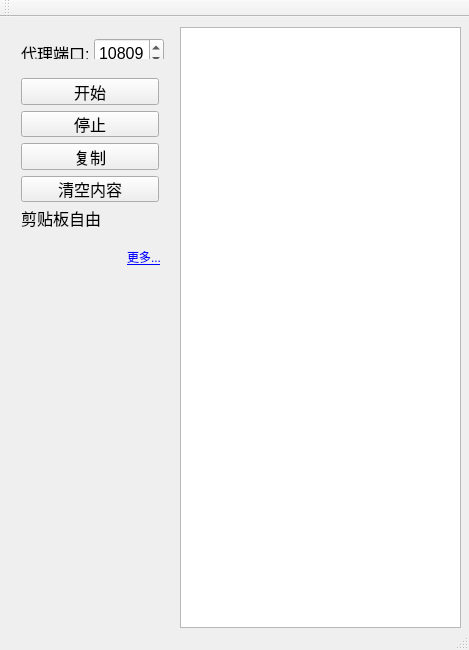
First picture: the form in getclipboard.ui, repository taylor-3524/getclipboardForY2B, before the edit.
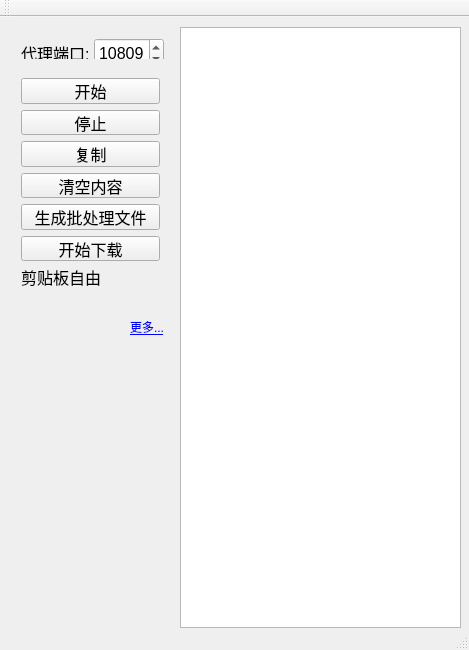
Second picture: the form after the edit.

Commit message: 增加了批处理下载

The edit to the form file:
```diff
--- a/getclipboard.ui
+++ b/getclipboard.ui
@@ -98,8 +98,8 @@
      <rect>
       <x>10</x>
       <y>50</y>
-      <width>160</width>
-      <height>172</height>
+      <width>161</width>
+      <height>231</height>
      </rect>
     </property>
     <layout class="QVBoxLayout" name="verticalLayout">
@@ -151,6 +151,30 @@
        </property>
       </widget>
      </item>
+     <item>
+      <widget class="QPushButton" name="batBtn">
+       <property name="font">
+        <font>
+         <pointsize>12</pointsize>
+        </font>
+       </property>
+       <property name="text">
+        <string>生成批处理文件</string>
+       </property>
+      </widget>
+     </item>
+     <item>
+      <widget class="QPushButton" name="downMVBtn">
+       <property name="font">
+        <font>
+         <pointsize>12</pointsize>
+        </font>
+       </property>
+       <property name="text">
+        <string>开始下载</string>
+       </property>
+      </widget>
+     </item>
      <item>
       <widget class="QLabel" name="latest_label">
        <property name="minimumSize">
@@ -186,8 +210,8 @@
    <widget class="QLabel" name="label">
     <property name="geometry">
      <rect>
-      <x>127</x>
-      <y>230</y>
+      <x>130</x>
+      <y>300</y>
       <width>41</width>
       <height>20</height>
      </rect>
```
The commit also changes 3 other files.
